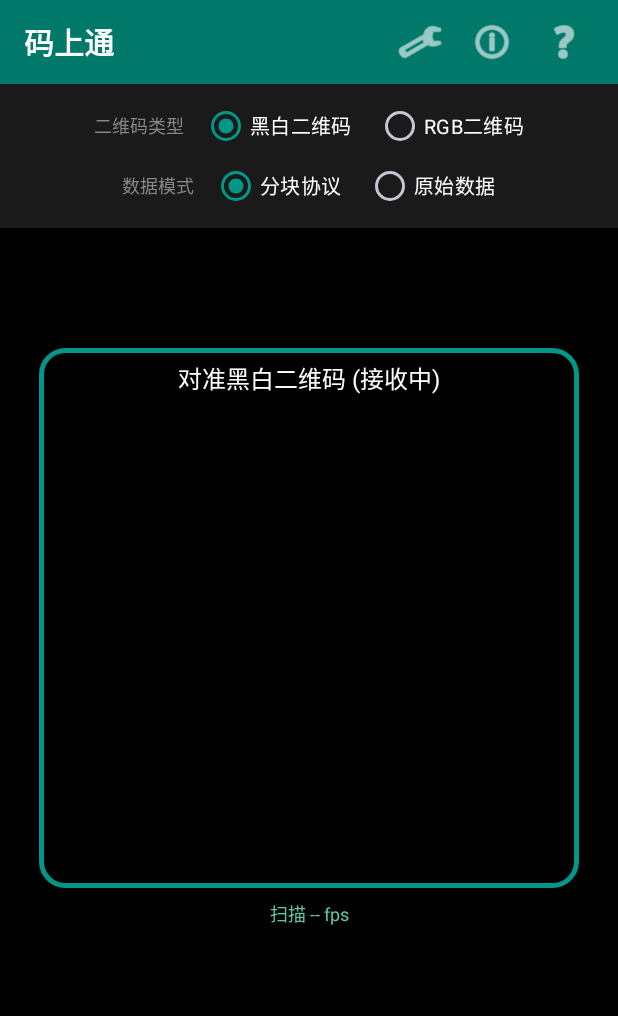
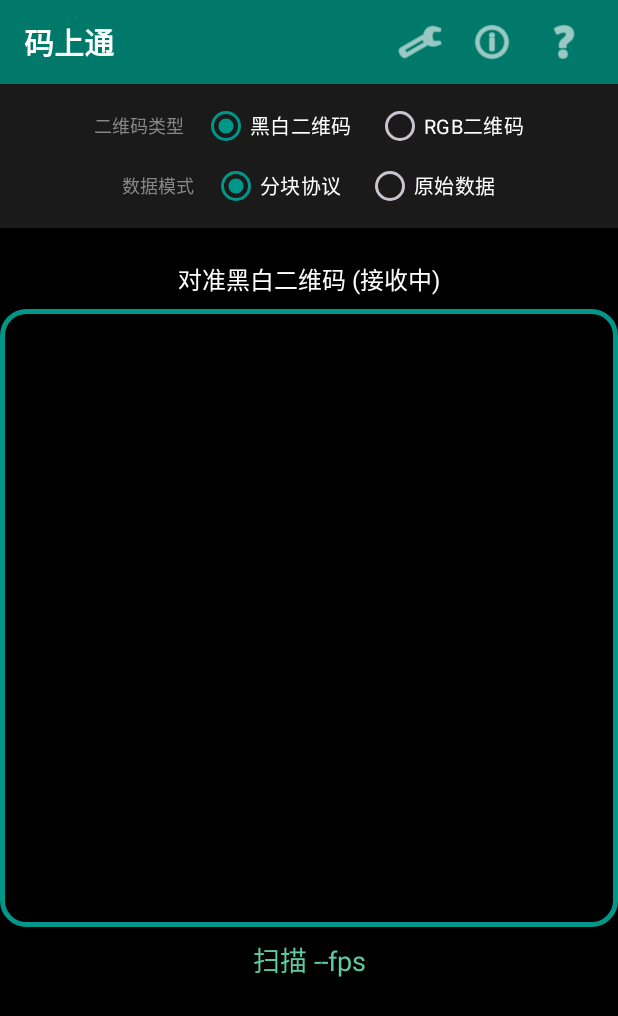
Before and after one commit to pisces312/qrcast, an Android app: the screen it shows after launch (MainActivity), after a tap on "相机扫码", on a phone screen of 412 x 824 dp. Shown: the top 1016 px of the screen. Run offline under Robolectric (Android 15) with nearby library versions, the light colour scheme and no system bars; libraries missing offline, so code that uses them is left out: androidx.camera.core, androidx.camera.lifecycle, androidx.camera.view, com.google.mlkit.vision, org.apache.commons; plain views replace PreviewView; 4 statements that could not run were skipped.

Commit message:
fix: CameraX 1.4 包路径 + 类型安全 + kotlinOptions 迁移
- ResolutionSelector/ResolutionStrategy 移至 resolutionselector 子包
- ConcurrentHashMap.contains → containsKey 修复语义
- Int/Long 类型不匹配修复 (data.size vs fileSize)
- kotlinOptions 弃用迁移到 compilerOptions DSL
- 相机分辨率 640×480 → 960×960 (实际 960×720)
- UI 优化: ScrollView/FPS/时间估计/扫描框/返回键等

```diff
--- a/app/src/main/kotlin/com/pisces312/qrcast/LogCollector.kt
+++ b/app/src/main/kotlin/com/pisces312/qrcast/LogCollector.kt
@@ -7,10 +7,12 @@ import java.text.SimpleDateFormat
 import java.util.Date
 import java.util.Locale
 import java.util.concurrent.ConcurrentLinkedQueue
+import java.util.concurrent.atomic.AtomicBoolean
 
 /**
  * 双轨日志收集器：内存缓冲区 + 外部文件
- * 应用崩溃时自动保存日志到文件，下次启动可查看
+ * 文件写入异步化：通过 ArrayBlockingQueue + 后台消费者线程，
+ * 避免在 cameraExecutor 等线程上阻塞 IO。
  */
 object LogCollector {
 
@@ -23,6 +25,11 @@ object LogCollector {
     private val memoryLogs = ConcurrentLinkedQueue<LogEntry>()
     private var fileLogger: File? = null
     private val dateFormat = SimpleDateFormat("MM-dd HH:mm:ss.SSS", Locale.getDefault())
+
+    // Async file writing
+    private val writeQueue = java.util.concurrent.ArrayBlockingQueue<String>(2048)
+    private val writerRunning = AtomicBoolean(false)
+    private var writerThread: Thread? = null
 
     data class LogEntry(
         val timestamp: Long,
@@ -38,7 +45,39 @@ object LogCollector {
     fun init(context: Context) {
         val logDir = File(context.getExternalFilesDir(null), "logs").apply { mkdirs() }
         fileLogger = File(logDir, LOG_FILE_NAME)
+        startWriterThread()
         log("INFO", TAG, "LogCollector initialized")
+    }
+
+    private fun startWriterThread() {
+        if (writerRunning.getAndSet(true)) return
+        writerThread = Thread({
+            while (writerRunning.get() || writeQueue.isNotEmpty()) {
+                try {
+                    val line = writeQueue.poll(100, java.util.concurrent.TimeUnit.MILLISECONDS)
+                    if (line != null) {
+                        writeLineToFile(line)
+                    }
+                } catch (_: InterruptedException) {
+                    break
+                }
+            }
+            writerRunning.set(false)
+        }, "LogWriter")
+        writerThread?.isDaemon = true
+        writerThread?.start()
+    }
+
+    private fun writeLineToFile(line: String) {
+        fileLogger?.let { file ->
+            try {
+                if (file.length() > MAX_LOG_FILE_SIZE) {
+                    trimLogFile(file)
+                }
+                file.appendText(line + "\n")
+            } catch (_: Exception) {
+            }
+        }
     }
 
     fun log(level: String, tag: String, message: String) {
@@ -49,15 +88,8 @@ object LogCollector {
             memoryLogs.poll()
         }
 
-        fileLogger?.let { file ->
-            try {
-                if (file.length() > MAX_LOG_FILE_SIZE) {
-                    trimLogFile(file)
-                }
-                file.appendText(entry.format() + "\n")
-            } catch (_: Exception) {
-            }
-        }
+        // Enqueue for async file write
+        writeQueue.offer(entry.format())
 
         when (level) {
             "ERROR" -> Log.e(tag, message)
@@ -108,4 +140,9 @@ object LogCollector {
             }
         }
     }
+
+    fun shutdown() {
+        writerRunning.set(false)
+        writerThread?.interrupt()
+    }
 }
--- a/app/src/main/kotlin/com/pisces312/qrcast/QrTransferApp.kt
+++ b/app/src/main/kotlin/com/pisces312/qrcast/QrTransferApp.kt
@@ -8,4 +8,9 @@ class QrTransferApp : Application() {
         super.onCreate()
         LogCollector.init(this)
     }
+
+    override fun onTerminate() {
+        LogCollector.shutdown()
+        super.onTerminate()
+    }
 }
--- a/app/src/main/kotlin/com/pisces312/qrcast/RgbQrDecoder.kt
+++ b/app/src/main/kotlin/com/pisces312/qrcast/RgbQrDecoder.kt
@@ -340,7 +340,7 @@ fun parsePayloadV2(raw: ByteArray): ChunkInfo? {
 
     var fileName: String? = null
     var fileCrc32: Long? = null
-    var fileSize: Int? = null
+    var fileSize: Long? = null
     var payload = dataSegment
 
     if (seq == 0) {
@@ -350,7 +350,7 @@ fun parsePayloadV2(raw: ByteArray): ChunkInfo? {
         fileName = String(dataSegment, 1, fileNameLen, Charsets.UTF_8)
         val metaBuf = ByteBuffer.wrap(dataSegment, 1 + fileNameLen, 8).order(ByteOrder.BIG_ENDIAN)
         fileCrc32 = metaBuf.int.toLong() and 0xFFFFFFFFL
-        fileSize = metaBuf.int
+        fileSize = metaBuf.int.toLong() and 0xFFFFFFFFL
         payload = dataSegment.copyOfRange(1 + fileNameLen + 8, dataSegment.size)
     }
 
--- a/app/src/main/res/layout/activity_main.xml
+++ b/app/src/main/res/layout/activity_main.xml
@@ -155,16 +155,21 @@
         </RadioGroup>
     </LinearLayout>
 
-    <!-- Source Selection Panel -->
-    <LinearLayout
+    <!-- Source Selection Panel (ScrollView for landscape) -->
+    <ScrollView
         android:id="@+id/sourcePanel"
         android:layout_width="match_parent"
         android:layout_height="0dp"
+        android:fillViewport="true"
+        app:layout_constraintBottom_toBottomOf="parent"
+        app:layout_constraintTop_toBottomOf="@id/protocolPanel">
+
+        <LinearLayout
+            android:layout_width="match_parent"
+            android:layout_height="wrap_content"
             android:gravity="center"
             android:orientation="vertical"
-        android:padding="32dp"
-        app:layout_constraintBottom_toBottomOf="parent"
-        app:layout_constraintTop_toBottomOf="@id/protocolPanel">
+            android:padding="32dp">
 
             <TextView
                 android:layout_width="wrap_content"
@@ -247,6 +252,7 @@
                 </LinearLayout>
             </LinearLayout>
         </LinearLayout>
+    </ScrollView>
 
     <!-- Camera Preview (hidden by default) -->
     <androidx.camera.view.PreviewView
@@ -259,27 +265,29 @@
 
     <View
         android:id="@+id/scanFrame"
-        android:layout_width="360dp"
-        android:layout_height="360dp"
+        android:layout_width="0dp"
+        android:layout_height="0dp"
         android:background="@drawable/scan_frame"
         android:visibility="gone"
         app:layout_constraintBottom_toBottomOf="parent"
+        app:layout_constraintDimensionRatio="1:1"
         app:layout_constraintEnd_toEndOf="parent"
         app:layout_constraintStart_toStartOf="parent"
-        app:layout_constraintTop_toTopOf="parent" />
+        app:layout_constraintTop_toTopOf="parent"
+        app:layout_constraintWidth_percent="1.0" />
 
     <TextView
         android:id="@+id/scanHint"
         android:layout_width="wrap_content"
         android:layout_height="wrap_content"
-        android:layout_marginTop="8dp"
+        android:layout_marginBottom="8dp"
         android:text="对准二维码"
         android:textColor="@color/white"
         android:textSize="16sp"
         android:visibility="gone"
-        app:layout_constraintEnd_toEndOf="@id/scanFrame"
-        app:layout_constraintStart_toStartOf="@id/scanFrame"
-        app:layout_constraintTop_toTopOf="@id/scanFrame" />
+        app:layout_constraintBottom_toTopOf="@id/scanFrame"
+        app:layout_constraintEnd_toEndOf="parent"
+        app:layout_constraintStart_toStartOf="parent" />
 
     <TextView
         android:id="@+id/scanFps"
@@ -287,7 +295,7 @@
         android:layout_height="wrap_content"
         android:layout_marginTop="8dp"
         android:textColor="#5DCAA5"
-        android:textSize="12sp"
+        android:textSize="18sp"
         android:visibility="gone"
         app:layout_constraintEnd_toEndOf="parent"
         app:layout_constraintStart_toStartOf="parent"
@@ -356,7 +364,7 @@
             android:layout_width="wrap_content"
             android:layout_height="wrap_content"
             android:textColor="@color/white"
-            android:textSize="14sp"
+            android:textSize="16sp"
             android:textStyle="bold" />
 
         <TextView
@@ -365,7 +373,15 @@
             android:layout_height="wrap_content"
             android:layout_marginTop="2dp"
             android:textColor="#888888"
-            android:textSize="12sp" />
+            android:textSize="13sp" />
+
+        <TextView
+            android:id="@+id/timeEstimateText"
+            android:layout_width="wrap_content"
+            android:layout_height="wrap_content"
+            android:layout_marginTop="4dp"
+            android:textColor="#FFD54F"
+            android:textSize="13sp" />
 
         <TextView
             android:id="@+id/receivedChunksText"
@@ -373,7 +389,7 @@
             android:layout_height="wrap_content"
             android:layout_marginTop="8dp"
             android:textColor="#5DCAA5"
-            android:textSize="12sp" />
+            android:textSize="15sp" />
 
         <TextView
             android:id="@+id/missingChunksText"
@@ -381,7 +397,7 @@
             android:layout_height="wrap_content"
             android:layout_marginTop="4dp"
             android:textColor="#F0997B"
-            android:textSize="12sp" />
+            android:textSize="15sp" />
     </LinearLayout>
 
     <LinearLayout
```
Also changed, not shown: app/build.gradle.kts (+8 -6 lines), app/src/main/kotlin/com/pisces312/qrcast/FileReceiveState.kt (+5 -3 lines), app/src/main/kotlin/com/pisces312/qrcast/MainActivity.kt (+109 -61 lines), 3 other files. Lines whose indentation alone changed are shown as unchanged.
